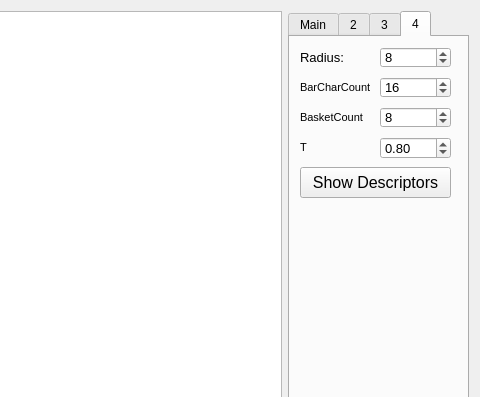
The window that Gui/mainwindow.ui (faystmax/ComputerVision) describes before a commit, drawn with Qt 5; both pictures show x 521 to 1001 and y 0 to 397 of the 1001 by 524 pixel window.
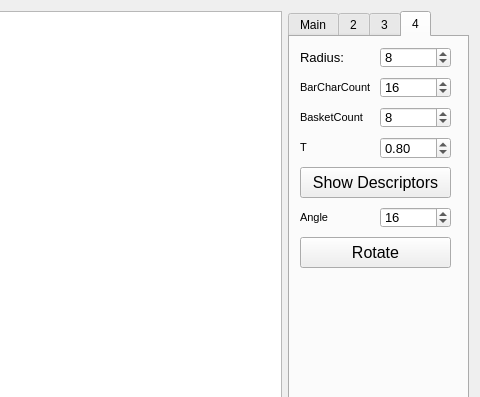
The same window after the commit. The open tabs and pages were chosen to show the change. Icons and pictures are not drawn.

What changed in the file:
```diff
--- a/Gui/mainwindow.ui
+++ b/Gui/mainwindow.ui
@@ -860,6 +860,64 @@
          <double>0.800000000000000</double>
         </property>
        </widget>
+          <widget class="QPushButton" name="rotaterButton">
+              <property name="geometry">
+                  <rect>
+                      <x>10</x>
+                      <y>200</y>
+                      <width>151</width>
+                      <height>31</height>
+                  </rect>
+              </property>
+              <property name="font">
+                  <font>
+                      <family>Arial</family>
+                      <pointsize>12</pointsize>
+                  </font>
+              </property>
+              <property name="text">
+                  <string>Rotate</string>
+              </property>
+          </widget>
+          <widget class="QSpinBox" name="rotateSpinBox">
+              <property name="geometry">
+                  <rect>
+                      <x>90</x>
+                      <y>170</y>
+                      <width>71</width>
+                      <height>21</height>
+                  </rect>
+              </property>
+              <property name="font">
+                  <font>
+                      <pointsize>10</pointsize>
+                  </font>
+              </property>
+              <property name="maximum">
+                  <number>180</number>
+              </property>
+              <property name="value">
+                  <number>16</number>
+              </property>
+          </widget>
+          <widget class="QLabel" name="label_12">
+              <property name="geometry">
+                  <rect>
+                      <x>10</x>
+                      <y>170</y>
+                      <width>71</width>
+                      <height>21</height>
+                  </rect>
+              </property>
+              <property name="font">
+                  <font>
+                      <pointsize>8</pointsize>
+                  </font>
+              </property>
+              <property name="text">
+                  <string>Angle</string>
+              </property>
+          </widget>
       </widget>
      </widget>
     </item>
```
Left out of the diff: 2 changed lines with no effect on the pictures.
